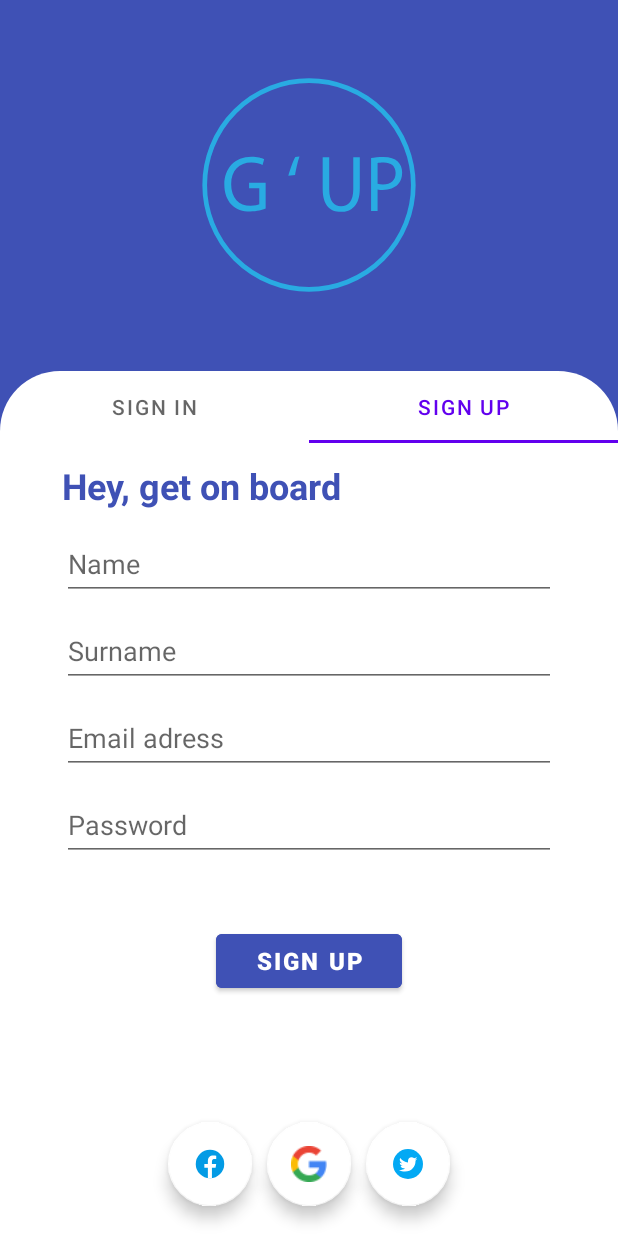
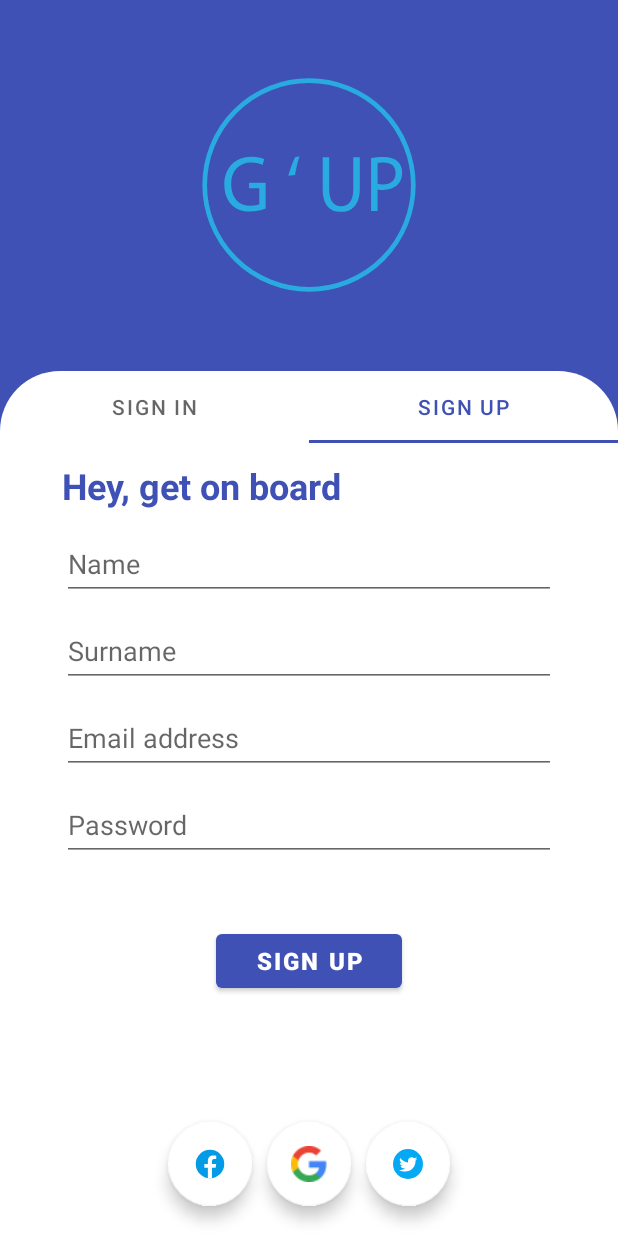
Before and after one commit to contug/G-UP, an Android app: the screen it shows after launch (AuthenticationActivity), tab 2 chosen, on a phone screen of 412 x 824 dp. Run offline under Robolectric (Android 15) with nearby library versions, the phone set to English and light mode, and no system bars; our stand-ins replace Firebase (no records; nobody signed in at launch, a user with empty details on screens opened directly).

Commit message:
Add  FirebaseAuth signUpWithEmail logic

```diff
--- /dev/null
+++ b/app/src/main/java/it/unimib/gup/repository/IUserRepository.java
@@ -0,0 +1,16 @@
+package it.unimib.gup.repository;
+
+import android.content.Intent;
+
+import androidx.lifecycle.MutableLiveData;
+
+import it.unimib.gup.model.AuthenticationResponse;
+
+/**
+ * Interface for Repositories that manage the user authentication.
+ */
+public interface IUserRepository {
+    MutableLiveData<AuthenticationResponse> signInWithEmail(String email, String password);
+    MutableLiveData<AuthenticationResponse> createUserWithGoogle(Intent data);
+    MutableLiveData<AuthenticationResponse> createUserWithEmail(String name, String surname, String email, String password);
+}
--- /dev/null
+++ b/app/src/main/java/it/unimib/gup/repository/UserRepository.java
@@ -0,0 +1,86 @@
+package it.unimib.gup.repository;
+
+import android.app.Application;
+import android.content.Intent;
+import android.util.Log;
+
+import androidx.annotation.NonNull;
+import androidx.core.content.ContextCompat;
+import androidx.lifecycle.MutableLiveData;
+
+import com.google.android.gms.tasks.OnCompleteListener;
+import com.google.android.gms.tasks.Task;
+import com.google.firebase.auth.AuthResult;
+import com.google.firebase.auth.FirebaseAuth;
+import com.google.firebase.auth.FirebaseUser;
+
+import it.unimib.gup.R;
+import it.unimib.gup.model.AuthenticationResponse;
+import it.unimib.gup.utils.SharedPreferencesProvider;
+
+/**
+ * Repository to authenticate a User using Firebase Authentication.
+ */
+public class UserRepository implements IUserRepository {
+
+    private static final String TAG = "UserRepository";
+
+    private final FirebaseAuth mAuth;
+
+    private final Application mApplication;
+    SharedPreferencesProvider mSharedPreferencesProvider;
+
+    private final MutableLiveData<AuthenticationResponse> mAuthenticationResponseLiveData;
+
+    public UserRepository(Application application) {
+        mAuth = FirebaseAuth.getInstance();
+        mApplication = application;
+        mAuthenticationResponseLiveData = new MutableLiveData<>();
+        mSharedPreferencesProvider = new SharedPreferencesProvider(application);
+    }
+
+    @Override
+    public MutableLiveData<AuthenticationResponse> signInWithEmail(String email, String password) {
+        return null;
+    }
+
+    @Override
+    public MutableLiveData<AuthenticationResponse> createUserWithGoogle(Intent data) {
+        return null;
+    }
+
+    @Override
+    public MutableLiveData<AuthenticationResponse> createUserWithEmail(String name, String surname, String email, String password) {
+        if (email != null && !email.isEmpty() && password != null && !password.isEmpty()) {
+            mAuth.createUserWithEmailAndPassword(email, password)
+                    .addOnCompleteListener(ContextCompat.getMainExecutor(mApplication), new OnCompleteListener<AuthResult>() {
+                        @Override
+                        public void onComplete(@NonNull Task<AuthResult> task) {
+                            AuthenticationResponse authenticationResponse;
+                            if (task.isSuccessful()) {
+                                Log.d(TAG, "createUserWithEmail: success");
+                                authenticationResponse = new AuthenticationResponse();
+                                FirebaseUser user = mAuth.getCurrentUser();
+                                authenticationResponse.setSucces(true);
+                                if (user != null) {
+                                    mSharedPreferencesProvider.setAuthenticationToken(user.getIdToken(false).getResult().getToken());
+                                    mSharedPreferencesProvider.setUserId(user.getUid());
+                                }
+                            } else {
+                                Log.d(TAG, "createUserWithEmail: failure", task.getException());
+                                authenticationResponse = new AuthenticationResponse();
+                                authenticationResponse.setSucces(false);
+                                if (task.getException() != null) {
+                                    authenticationResponse.setMessage(task.getException().getLocalizedMessage());
+                                } else {
+                                    authenticationResponse.setMessage(mApplication.getString(R.string.registration_failure));
+                                }
+                            }
+                            mAuthenticationResponseLiveData.postValue(authenticationResponse);
+                        }
+                    });
+        }
+
+        return mAuthenticationResponseLiveData;
+    }
+}
--- /dev/null
+++ b/app/src/main/java/it/unimib/gup/ui/LaunchScreenActivity.java
@@ -0,0 +1,37 @@
+package it.unimib.gup.ui;
+
+import androidx.appcompat.app.AppCompatActivity;
+
+import android.content.Intent;
+import android.os.Bundle;
+
+import com.google.firebase.auth.FirebaseAuth;
+import com.google.firebase.auth.FirebaseUser;
+
+import it.unimib.gup.R;
+import it.unimib.gup.ui.authentication.AuthenticationActivity;
+
+public class LaunchScreenActivity extends AppCompatActivity {
+
+    private FirebaseAuth mAuth;
+
+    @Override
+    protected void onCreate(Bundle savedInstanceState) {
+        super.onCreate(savedInstanceState);
+        setContentView(R.layout.activity_launch_screen);
+
+        mAuth = FirebaseAuth.getInstance();
+    }
+
+    @Override
+    protected void onStart() {
+        super.onStart();
+        FirebaseUser currentUser = mAuth.getCurrentUser();
+        if (currentUser != null) {
+            startActivity(new Intent(this, MainActivity.class));
+        } else {
+            startActivity(new Intent(this, AuthenticationActivity.class));
+        }
+        finish();
+    }
+}
--- a/app/src/main/java/it/unimib/gup/ui/authentication/AuthenticationActivity.java
+++ b/app/src/main/java/it/unimib/gup/ui/authentication/AuthenticationActivity.java
@@ -2,6 +2,7 @@ package it.unimib.gup.ui.authentication;
 
 import androidx.annotation.NonNull;
 import androidx.appcompat.app.AppCompatActivity;
+import androidx.lifecycle.ViewModelProvider;
 import androidx.viewpager2.widget.ViewPager2;
 
 
@@ -16,6 +17,9 @@ import com.google.android.material.tabs.TabLayoutMediator;
 import it.unimib.gup.R;
 import it.unimib.gup.adapter.LoginAdapter;
 
+/**
+ * Activity to manage the login and registration of a user.
+ */
 public class AuthenticationActivity extends AppCompatActivity {
 
     TabLayout tabLayout;
@@ -59,9 +63,11 @@ public class AuthenticationActivity extends AppCompatActivity {
         fb.setAlpha(opacityValue);
         twitter.setAlpha(opacityValue);
 
+
         fb.animate().translationY(0).alpha(1).setDuration(1000).setStartDelay(200).start();
         google.animate().translationY(0).alpha(1).setDuration(1000).setStartDelay(300).start();
         twitter.animate().translationY(0).alpha(1).setDuration(1000).setStartDelay(400).start();
+
 
 
     }
--- a/app/src/main/java/it/unimib/gup/ui/authentication/LoginFragment.java
+++ b/app/src/main/java/it/unimib/gup/ui/authentication/LoginFragment.java
@@ -2,7 +2,9 @@ package it.unimib.gup.ui.authentication;
 
 import android.os.Bundle;
 
+import androidx.annotation.Nullable;
 import androidx.fragment.app.Fragment;
+import androidx.lifecycle.ViewModelProvider;
 
 import android.view.LayoutInflater;
 import android.view.View;
@@ -13,6 +15,9 @@ import android.widget.TextView;
 
 import it.unimib.gup.R;
 
+/**
+ * It shows the login screen.
+ */
 public class LoginFragment extends Fragment {
 
     TextView groupUp;
@@ -25,11 +30,18 @@ public class LoginFragment extends Fragment {
     }
 
     @Override
+    public void onCreate(@Nullable Bundle savedInstanceState) {
+        super.onCreate(savedInstanceState);
+
+        UserViewModel userViewModel = new ViewModelProvider(requireActivity()).get(UserViewModel.class);
+    }
+
+    @Override
     public View onCreateView(LayoutInflater inflater, ViewGroup container,
                              Bundle savedInstanceState) {
 
         // Inflate the layout for this fragment
-        ViewGroup root = (ViewGroup) inflater.inflate(R.layout.fragment_login, container, false);
+        View root = inflater.inflate(R.layout.fragment_login, container, false);
 
         groupUp = root.findViewById(R.id.text_view_signin);
         email = root.findViewById(R.id.email_log);
--- a/app/src/main/java/it/unimib/gup/ui/authentication/RegisterFragment.java
+++ b/app/src/main/java/it/unimib/gup/ui/authentication/RegisterFragment.java
@@ -1,25 +1,93 @@
 package it.unimib.gup.ui.authentication;
 
+import android.content.Intent;
 import android.os.Bundle;
 
+import androidx.annotation.Nullable;
 import androidx.fragment.app.Fragment;
+import androidx.lifecycle.Observer;
+import androidx.lifecycle.ViewModelProvider;
+import androidx.navigation.Navigation;
 
 import android.view.LayoutInflater;
 import android.view.View;
 import android.view.ViewGroup;
+import android.widget.Button;
+import android.widget.EditText;
+
+import com.google.android.material.snackbar.Snackbar;
 
 import it.unimib.gup.R;
+import it.unimib.gup.model.AuthenticationResponse;
+import it.unimib.gup.ui.MainActivity;
 
+/**
+ * It shows the registration screen.
+ */
 public class RegisterFragment extends Fragment {
+
+    private static final String TAG = "RegisterFragment";
+
+    private UserViewModel mUserViewModel;
 
     public RegisterFragment() {
         // Required empty public constructor
     }
 
     @Override
+    public void onCreate(@Nullable Bundle savedInstanceState) {
+        super.onCreate(savedInstanceState);
+        mUserViewModel = new ViewModelProvider(requireActivity()).get(UserViewModel.class);
+    }
+
+    @Override
     public View onCreateView(LayoutInflater inflater, ViewGroup container,
                              Bundle savedInstanceState) {
         // Inflate the layout for this fragment
-        return inflater.inflate(R.layout.fragment_register, container, false);
+        View view = inflater.inflate(R.layout.fragment_register, container, false);
+
+        final EditText editTextName = view.findViewById(R.id.name);
+        final EditText editTextSurname = view.findViewById(R.id.surname);
+        final EditText editTextEmail = view.findViewById(R.id.email_reg);
+        final EditText editTextPassword = view.findViewById(R.id.password_reg);
+
+        final Button buttonRegister = view.findViewById(R.id.button_sign_up);
+
+        // The Observer associated with the LiveData AuthenticationResponse
+        final Observer<AuthenticationResponse> observer = new Observer<AuthenticationResponse>() {
+            @Override
+            public void onChanged(AuthenticationResponse authenticationResponse) {
+                if (authenticationResponse != null) {
+                    if (authenticationResponse.isSucces()) {
+                        startActivity(new Intent(requireActivity(), MainActivity.class));
+                    } else {
+                        updateUIForFailure(authenticationResponse.getMessage());
+                    }
+                }
+            }
+        };
+
+        buttonRegister.setOnClickListener(new View.OnClickListener() {
+            @Override
+            public void onClick(View v) {
+                String name = editTextName.getText().toString();
+                String surname = editTextSurname.getText().toString();
+                String email = editTextEmail.getText().toString();
+                String password = editTextPassword.getText().toString();
+
+                mUserViewModel.signUpWithEmail(name, surname, email, password).observe(getViewLifecycleOwner(), observer);
+            }
+        });
+
+        return view;
+    }
+
+    /**
+     * It shows a warning message to the user with a Snackbar.
+     * @param message The warning message to be shown in the Snackbar.
+     */
+    private void updateUIForFailure(String message) {
+        Snackbar.make(requireActivity().findViewById(android.R.id.content), message, Snackbar.LENGTH_SHORT).show();
+        mUserViewModel.clear();
     }
 }
--- /dev/null
+++ b/app/src/main/java/it/unimib/gup/ui/authentication/UserViewModel.java
@@ -0,0 +1,47 @@
+package it.unimib.gup.ui.authentication;
+
+import android.app.Application;
+import android.content.Intent;
+
+import androidx.annotation.NonNull;
+import androidx.lifecycle.AndroidViewModel;
+import androidx.lifecycle.MutableLiveData;
+
+import it.unimib.gup.model.AuthenticationResponse;
+import it.unimib.gup.repository.IUserRepository;
+import it.unimib.gup.repository.UserRepository;
+
+/**
+ * ViewModel to manage the user authentication.
+ */
+public class UserViewModel extends AndroidViewModel {
+
+    private MutableLiveData<AuthenticationResponse> mAuthenticationResponseLiveData;
+    private final IUserRepository mUserRepository;
+
+    public UserViewModel(@NonNull Application application) {
+        super(application);
+        this.mUserRepository = new UserRepository(application);
+    }
+
+    public MutableLiveData<AuthenticationResponse> signInWithEmail(String name, String surname, String email, String password) {
+        mAuthenticationResponseLiveData = mUserRepository.signInWithEmail(email, password);
+        return mAuthenticationResponseLiveData;
+    }
+
+    public MutableLiveData<AuthenticationResponse> signUpWithGoogle(Intent intent) {
+        mAuthenticationResponseLiveData = mUserRepository.createUserWithGoogle(intent);
+        return mAuthenticationResponseLiveData;
+    }
+
+    public MutableLiveData<AuthenticationResponse> signUpWithEmail(String name, String surname, String email, String password) {
+        mAuthenticationResponseLiveData = mUserRepository.createUserWithEmail(name, surname, email, password);
+        return mAuthenticationResponseLiveData;
+    }
+
+    public void clear() {
+        mAuthenticationResponseLiveData.postValue(null);
+    }
+
+
+}
--- /dev/null
+++ b/app/src/main/java/it/unimib/gup/utils/SharedPreferencesProvider.java
@@ -0,0 +1,31 @@
+package it.unimib.gup.utils;
+
+import android.app.Application;
+import android.content.Context;
+import android.content.SharedPreferences;
+
+/**
+ * It manages the operations with the SharedPreferences API.
+ */
+public class SharedPreferencesProvider {
+
+    private final Application mApplication;
+    private final SharedPreferences sharedPreferences;
+
+    public SharedPreferencesProvider(Application application) {
+        this.mApplication = application;
+        sharedPreferences = mApplication.getSharedPreferences(Constants.SHARED_PREFERENCES_FILE_NAME, Context.MODE_PRIVATE);
+    }
+
+    public void setAuthenticationToken(String token) {
+        SharedPreferences.Editor editor = sharedPreferences.edit();
+        editor.putString(Constants.AUTHENTICATION_TOKEN, token);
+        editor.apply();
+    }
+
+    public void setUserId(String userId) {
+        SharedPreferences.Editor editor = sharedPreferences.edit();
+        editor.putString(Constants.USER_ID, userId);
+        editor.apply();
+    }
+}
--- a/app/src/main/res/layout/activity_create_group.xml
+++ b/app/src/main/res/layout/activity_create_group.xml
@@ -189,7 +189,6 @@
         android:layout_width="wrap_content"
         android:layout_height="wrap_content"
         android:width="182dp"
-        android:backgroundTint="#29ABE2"
         android:minHeight="52dp"
         android:text="@string/create_group"
         app:layout_constraintBottom_toBottomOf="parent"
--- a/app/src/main/res/layout/fragment_login.xml
+++ b/app/src/main/res/layout/fragment_login.xml
@@ -11,7 +11,7 @@
         android:layout_width="wrap_content"
         android:layout_height="wrap_content"
         android:text="@string/group_up"
-        android:textColor="#3F51B5"
+        android:textColor="@color/blue"
         android:textSize="24sp"
         android:textStyle="bold"
         app:layout_constraintBottom_toBottomOf="parent"
@@ -24,7 +24,7 @@
         android:id="@+id/email_log"
         android:layout_width="0dp"
         android:layout_height="wrap_content"
-        android:hint="@string/email_adress"
+        android:hint="@string/email_address"
         android:inputType="textEmailAddress"
         android:minHeight="48dp"
         app:layout_constraintBottom_toBottomOf="parent"
@@ -56,7 +56,6 @@
         android:layout_width="0dp"
         android:layout_height="wrap_content"
         android:layout_marginTop="26dp"
-        android:backgroundTint="#3F51B5"
         android:text="@string/login"
         android:textSize="16sp"
         android:textStyle="bold"
--- a/app/src/main/res/layout/fragment_register.xml
+++ b/app/src/main/res/layout/fragment_register.xml
@@ -11,7 +11,7 @@
         android:layout_width="0dp"
         android:layout_height="wrap_content"
         android:text="@string/hey_get_on_board"
-        android:textColor="#3F51B5"
+        android:textColor="@color/blue"
         android:textSize="24sp"
         android:textStyle="bold"
         app:layout_constraintBottom_toBottomOf="parent"
@@ -59,7 +59,7 @@
         android:layout_width="0dp"
         android:layout_height="wrap_content"
         android:layout_marginTop="10dp"
-        android:hint="@string/email_adress"
+        android:hint="@string/email_address"
         android:inputType="textEmailAddress"
         android:minHeight="48dp"
         app:layout_constraintBottom_toBottomOf="parent"
@@ -90,7 +90,6 @@
         android:id="@+id/button_sign_up"
         android:layout_width="0dp"
         android:layout_height="wrap_content"
-        android:backgroundTint="#3F51B5"
         android:text="@string/sign_up"
         android:textSize="16sp"
         android:textStyle="bold"
--- a/app/src/main/res/values/colors.xml
+++ b/app/src/main/res/values/colors.xml
@@ -7,5 +7,6 @@
     <color name="teal_700">#FF018786</color>
     <color name="black">#FF000000</color>
     <color name="white">#FFFFFFFF</color>
+    <color name="blue">#3F51B5</color>
 
 </resources>
--- a/app/src/main/res/values/strings.xml
+++ b/app/src/main/res/values/strings.xml
@@ -41,8 +41,7 @@
 
     <string name="group_description">Group description</string>
     <string name="describe_group">Describe your group</string>
-
-    <string name="email_adress">Email adress</string>
+    <string name="email_address">Email address</string>
     <string name="password">Password</string>
     <string name="login">Login</string>
     <string name="group_up">Group Up</string>
@@ -51,4 +50,5 @@
     <string name="surname">Surname</string>
     <string name="sign_up">Sign Up</string>
     <string name="or_you_can_also">Or you can also</string>
+    <string name="registration_failure">An error occurred</string>
 </resources>
--- a/app/src/main/res/values/themes.xml
+++ b/app/src/main/res/values/themes.xml
@@ -2,7 +2,7 @@
     <!-- Base application theme. -->
     <style name="Theme.GUP" parent="Theme.MaterialComponents.DayNight.NoActionBar">
         <!-- Primary brand color. -->
-        <item name="colorPrimary">@color/purple_500</item>
+        <item name="colorPrimary">@color/blue</item>
         <item name="colorPrimaryVariant">@color/purple_700</item>
         <item name="colorOnPrimary">@color/white</item>
         <!-- Secondary brand color. -->
@@ -16,7 +16,7 @@
 
     <style name="Theme.CreateGroupActivity" parent="Theme.MaterialComponents.DayNight.NoActionBar">
         <!-- Primary brand color. -->
-        <item name="colorPrimary">@color/purple_500</item>
+        <item name="colorPrimary">@color/blue</item>
         <item name="colorPrimaryVariant">@color/purple_700</item>
         <item name="colorOnPrimary">@color/white</item>
         <!-- Secondary brand color. -->
```
Also changed, not shown: app/src/main/AndroidManifest.xml (+7 -4 lines), app/src/main/java/it/unimib/gup/model/AuthenticationResponse.java (added, +39 -0 lines), app/src/main/java/it/unimib/gup/utils/Constants.java (added, +8 -0 lines), app/src/main/res/layout/activity_launch_screen.xml (added, +9 -0 lines).
